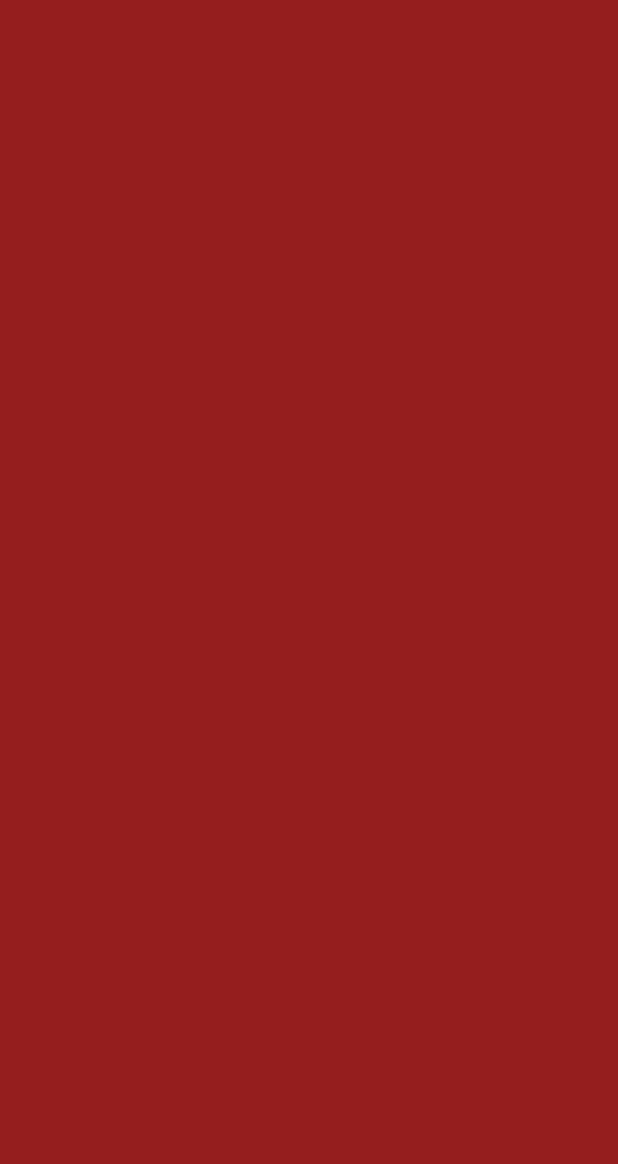
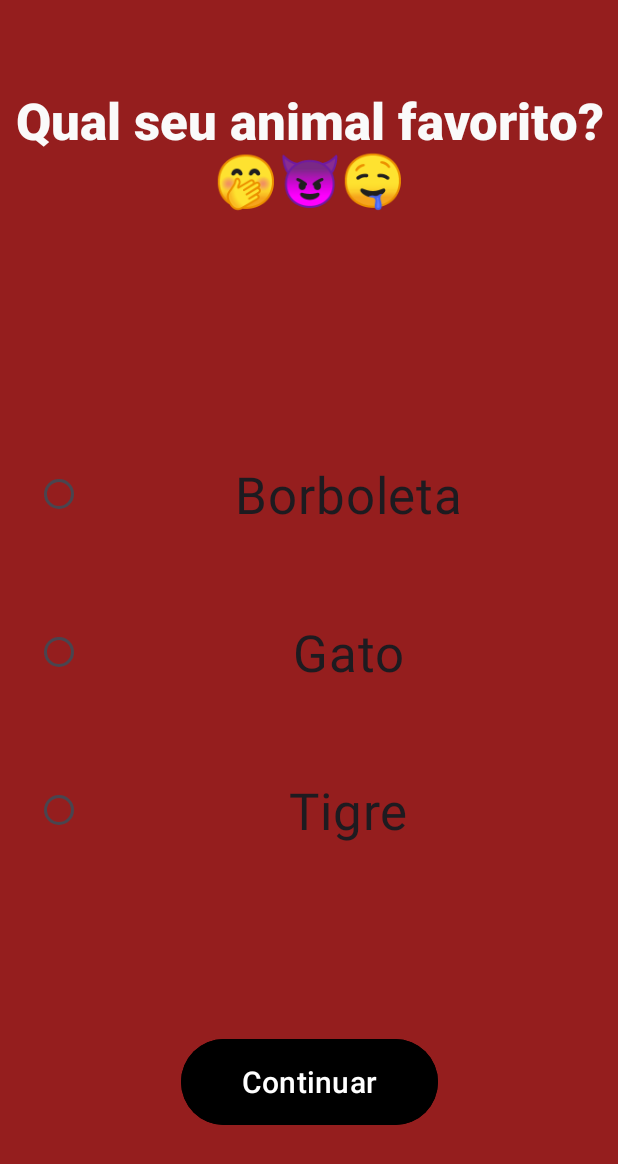
Before and after one commit to MatheuzH/DevMobile_Ap2, an Android app: the Activity2 screen opened directly, with no data from a screen before it, on a phone screen of 412 x 824 dp. Before the commit the part shown is empty. Shown: the top 1164 px of the screen. Run offline under Robolectric (Android 15) with nearby library versions, the light colour scheme and no system bars.

Commit message:
menu segunda tela cuiz

```diff
--- a/app/src/main/res/layout/activity_2.xml
+++ b/app/src/main/res/layout/activity_2.xml
@@ -7,4 +7,76 @@
     android:background="#951E1E"
     tools:context=".Activity2">
 
+    <RadioGroup
+        android:id="@+id/radioGroup"
+        android:layout_width="386dp"
+        android:layout_height="351dp"
+        app:layout_constraintBottom_toBottomOf="parent"
+        app:layout_constraintEnd_toEndOf="parent"
+        app:layout_constraintHorizontal_bias="0.887"
+        app:layout_constraintStart_toStartOf="parent"
+        app:layout_constraintTop_toTopOf="parent"
+        app:layout_constraintVertical_bias="0.588">
+
+        <RadioButton
+            android:id="@+id/radioButton2"
+            android:layout_width="match_parent"
+            android:layout_height="103dp"
+            android:buttonTint="#121212"
+            android:text="Borboleta"
+            android:textAlignment="center"
+            android:textSize="34sp" />
+
+        <RadioButton
+            android:id="@+id/radioButton3"
+            android:layout_width="match_parent"
+            android:layout_height="107dp"
+            android:text="Gato"
+            android:textAlignment="center"
+            android:textSize="34sp" />
+
+        <RadioButton
+            android:id="@+id/radioButton4"
+            android:layout_width="match_parent"
+            android:layout_height="103dp"
+            android:text="Tigre"
+            android:textAlignment="center"
+            android:textSize="34sp" />
+
+    </RadioGroup>
+
+    <TextView
+        android:id="@+id/textView2"
+        android:layout_width="396dp"
+        android:layout_height="88dp"
+        android:fontFamily="sans-serif-black"
+        android:text="Qual seu animal favorito? 🤭😈🤤"
+        android:textAlignment="center"
+        android:textAllCaps="false"
+        android:textColor="#FAFAFA"
+        android:textSize="34sp"
+        app:layout_constraintBottom_toBottomOf="parent"
+        app:layout_constraintEnd_toEndOf="parent"
+        app:layout_constraintHorizontal_bias="0.498"
+        app:layout_constraintStart_toStartOf="parent"
+        app:layout_constraintTop_toTopOf="parent"
+        app:layout_constraintVertical_bias="0.078" />
+
+    <Button
+        android:id="@+id/button"
+        android:layout_width="171dp"
+        android:layout_height="65dp"
+        android:layout_marginTop="59dp"
+        android:backgroundTint="#000000"
+        android:text="Continuar"
+        android:textAlignment="center"
+        android:textColor="#FFFFFF"
+        android:textSize="20sp"
+        app:iconTint="#FFFFFF"
+        app:layout_constraintBottom_toBottomOf="parent"
+        app:layout_constraintEnd_toEndOf="parent"
+        app:layout_constraintStart_toStartOf="parent"
+        app:layout_constraintTop_toBottomOf="@+id/radioGroup"
+        app:layout_constraintVertical_bias="0.0" />
+
 </androidx.constraintlayout.widget.ConstraintLayout>
--- a/app/src/main/res/layout/activity_main.xml
+++ b/app/src/main/res/layout/activity_main.xml
@@ -26,6 +26,7 @@
         android:backgroundTint="#040404"
         android:foregroundTint="#000000"
         android:textSize="20sp"
+        android:textColor="@color/white"
         android:text="@string/botao1"
         app:layout_constraintBottom_toBottomOf="parent"
         app:layout_constraintEnd_toEndOf="parent"
@@ -36,8 +37,8 @@
 
     <TextView
         android:id="@+id/textView"
-        android:layout_width="224dp"
-        android:layout_height="211dp"
+        android:layout_width="223dp"
+        android:layout_height="233dp"
         android:background="#00000000"
         android:backgroundTint="#000000"
         android:fontFamily="sans-serif-black"
```
